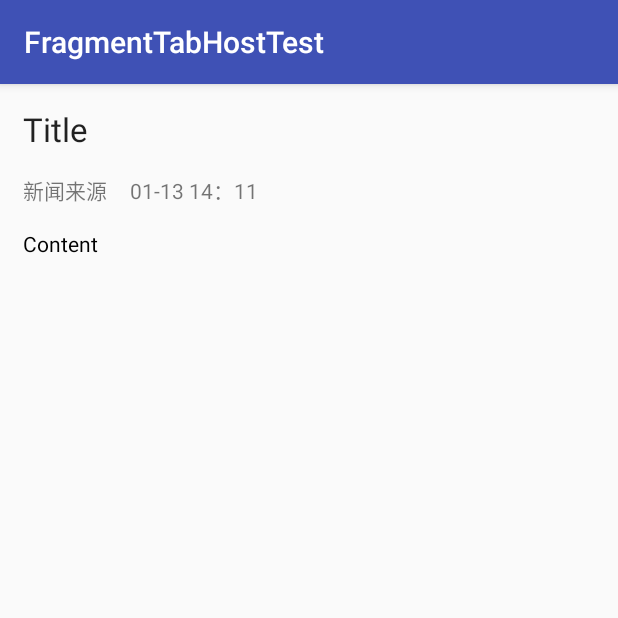
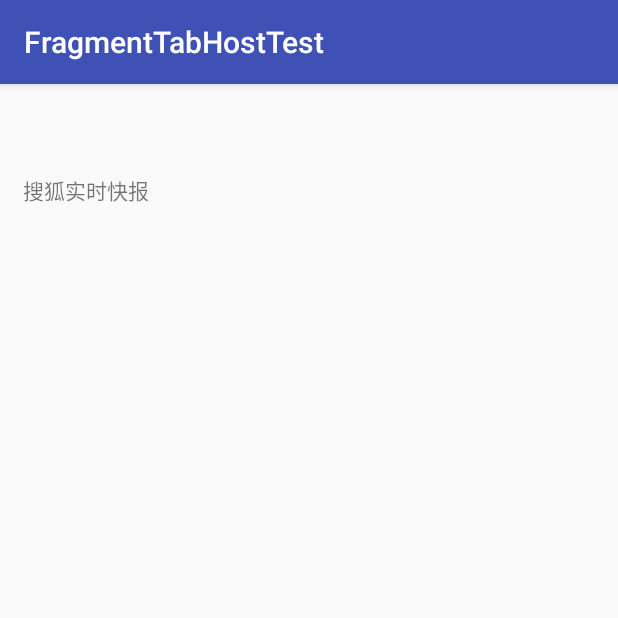
Before and after one commit to CallousToTheEnd/MyNews, an Android app: the NewsContentActivity screen opened directly, with no data from a screen before it, on a phone screen of 412 x 824 dp, the top half of it. Run offline under Robolectric (Android 15) with nearby library versions, the phone set to English and light mode, and no system bars; network calls fail; 7 statements that could not run were skipped.

Commit message:
实现NewsContent页面显示新闻详情

```diff
--- a/app/src/main/java/com/example/li/fragmenttabhosttest/Activity/NewsContentActivity.java
+++ b/app/src/main/java/com/example/li/fragmenttabhosttest/Activity/NewsContentActivity.java
@@ -1,19 +1,93 @@
 package com.example.li.fragmenttabhosttest.Activity;
 
 import android.os.Bundle;
+import android.os.Handler;
+import android.os.Message;
 import android.support.annotation.Nullable;
 import android.support.v7.app.AppCompatActivity;
+import android.widget.TextView;
 
 import com.example.li.fragmenttabhosttest.R;
+
+import org.jsoup.Jsoup;
+import org.jsoup.nodes.Document;
+import org.jsoup.nodes.Element;
+import org.jsoup.select.Elements;
+
+import java.io.IOException;
 
 /**
  * Created by Mr.li on 2016/1/13.
  */
 public class NewsContentActivity extends AppCompatActivity {
 
+    private String title = "";
+    private String time = "";
+    private String picUrl = "";
+    private String url = "";
+    private String content = "";
+    private String source = "";
+
+    private TextView tvNewsContentTitle, tvNewsContentSource, tvNewsContentTime,
+            tvNewsContentContent;
+
+    private Handler mHandler = new Handler() {
+        @Override
+        public void handleMessage(Message msg) {
+            switch (msg.what) {
+                case 1:
+                    tvNewsContentContent.setText(content);
+                    tvNewsContentSource.setText("搜狐实时快报");
+            }
+        }
+    };
+
     @Override
     protected void onCreate(@Nullable Bundle savedInstanceState) {
         super.onCreate(savedInstanceState);
         setContentView(R.layout.activity_news_content);
+
+        getBundles();
+        initView();
+
+        new Thread(new Runnable() {
+            @Override
+            public void run() {
+                try {
+                    Document doc = Jsoup.connect(url).get();
+                    Elements newsContentElt = doc.getElementsByClass("finCnt");
+                    for (Element e : newsContentElt) {
+                        Elements elt1 = e.getElementsByTag("p");
+                        elt1.remove(0);     //原标题
+                        for (Element elt2 : elt1) {
+                            content += elt2.text() + "\n" + "\u3000\u3000";
+                        }
+                    }
+                    mHandler.sendEmptyMessage(1);
+                } catch (IOException e) {
+                    e.printStackTrace();
+                }
+            }
+        }).start();
+
     }
+
+    private void getBundles() {
+        this.title = getIntent().getStringExtra("title");
+        this.time = getIntent().getStringExtra("time");
+        this.picUrl = getIntent().getStringExtra("picUrl");
+        this.url = getIntent().getStringExtra("url");
+    }
+
+    private void initView() {
+        tvNewsContentTitle = (TextView) findViewById(R.id.tvNewsContentTitle);
+        tvNewsContentSource = (TextView) findViewById(R.id.tvNewsContentSource);
+        tvNewsContentTime = (TextView) findViewById(R.id.tvNewsContentTime);
+        tvNewsContentContent = (TextView) findViewById(R.id.tvNewsContentContent);
+
+        tvNewsContentTitle.setText(title);
+        tvNewsContentTime.setText(time);
+
+    }
+
 }
--- a/app/src/main/res/layout/activity_main.xml
+++ b/app/src/main/res/layout/activity_main.xml
@@ -11,7 +11,7 @@
 
         <android.support.v7.widget.Toolbar android:id="@+id/toolbar"
             android:layout_width="match_parent" android:layout_height="?attr/actionBarSize"
-            android:background="?attr/colorPrimary" app:popupTheme="@style/AppTheme.PopupOverlay" />
+            android:background="#ff5722" app:popupTheme="@style/AppTheme.PopupOverlay" />
 
     </android.support.design.widget.AppBarLayout>
 
--- a/app/src/main/res/layout/activity_news_content.xml
+++ b/app/src/main/res/layout/activity_news_content.xml
@@ -8,10 +8,15 @@
     android:paddingTop="15dp">
 
 
+    <ScrollView
+        android:layout_width="match_parent"
+        android:layout_height="match_parent">
+
         <LinearLayout
             android:layout_width="match_parent"
             android:layout_height="match_parent"
             android:orientation="vertical">
+
             <TextView
                 android:id="@+id/tvNewsContentTitle"
                 android:layout_width="wrap_content"
@@ -45,10 +50,13 @@
                 android:id="@+id/tvNewsContentContent"
                 android:layout_width="match_parent"
                 android:layout_height="match_parent"
+                android:layout_marginTop="15dp"
                 android:lineSpacingExtra="15dp"
-        android:layout_marginTop="15dp"
                 android:text="Content"
-        android:textColor="@android:color/background_dark"/>
+                android:textColor="@android:color/background_dark" />
         </LinearLayout>
 
+    </ScrollView>
+
+
 </LinearLayout>
```
Also changed, not shown: app/src/main/java/com/example/li/fragmenttabhosttest/Adapter/NewsSportRecyclerViewAdapter.java (+22 -20 lines), app/src/main/java/com/example/li/fragmenttabhosttest/Fragment/SportNewsFragment.java (+47 -86 lines), app/src/main/res/layout/fragment_news.xml (+26 -17 lines), app/src/main/res/layout/sport_news_recyclerview_viewhodler.xml (renamed from app/src/main/res/layout/sportnews_recyclerview_viewhodler.xml), app/src/main/res/layout/sport_news_sliderview.xml (renamed from app/src/main/res/layout/news_sport_sliderview.xml). Lines whose indentation alone changed are shown as unchanged.
